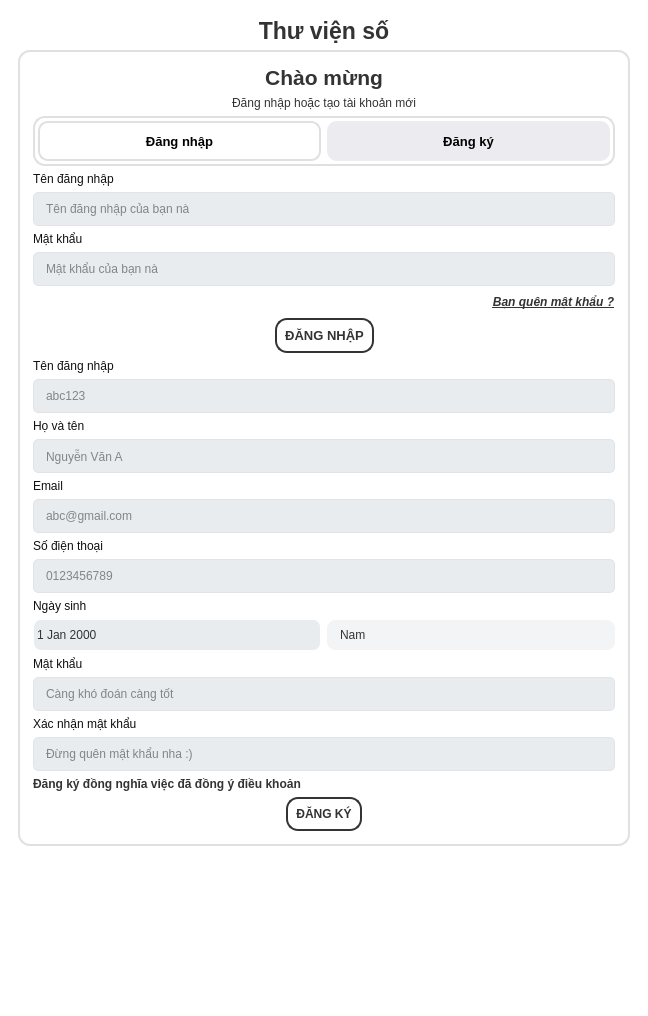
Before: the Qt Designer form dang_ky_dialog.ui in thanhtrung411/PBL2_new, drawn with Qt 5.
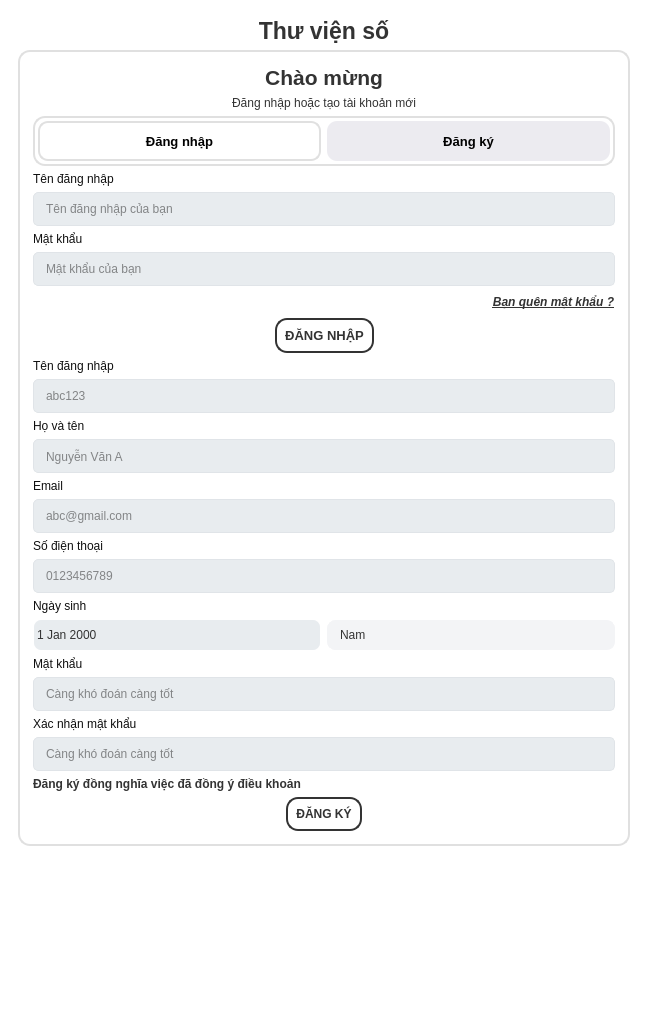
After: the same form once the commit is applied. The open tabs and pages were chosen to show the change. Icons and pictures are not drawn.

```diff
--- a/dang_ky_dialog.ui
+++ b/dang_ky_dialog.ui
@@ -7,7 +7,7 @@
     <x>0</x>
     <y>0</y>
     <width>648</width>
-    <height>1016</height>
+    <height>1027</height>
    </rect>
   </property>
   <property name="windowTitle">
@@ -779,7 +779,7 @@
 }</string>
              </property>
              <property name="placeholderText">
-              <string>Tên đăng nhập của bạn nà</string>
+              <string>Tên đăng nhập của bạn</string>
              </property>
             </widget>
            </item>
@@ -818,7 +818,7 @@
               <enum>QLineEdit::EchoMode::Password</enum>
              </property>
              <property name="placeholderText">
-              <string>Mật khẩu của bạn nà</string>
+              <string>Mật khẩu của bạn</string>
              </property>
              <property name="clearButtonEnabled">
               <bool>true</bool>
@@ -1313,7 +1313,7 @@
 }</string>
              </property>
              <property name="placeholderText">
-              <string>Đừng quên mật khẩu nha :)</string>
+              <string>Càng khó đoán càng tốt</string>
              </property>
             </widget>
            </item>
```
Left out of the diff: 8 changed lines with no effect on the pictures.
